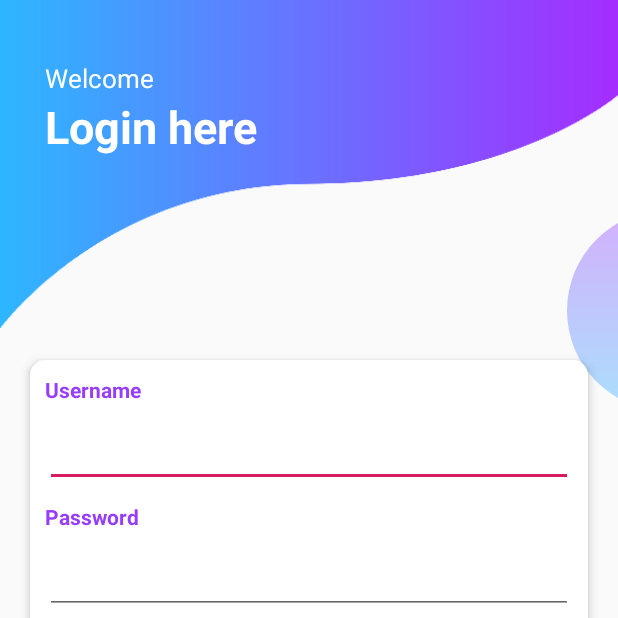
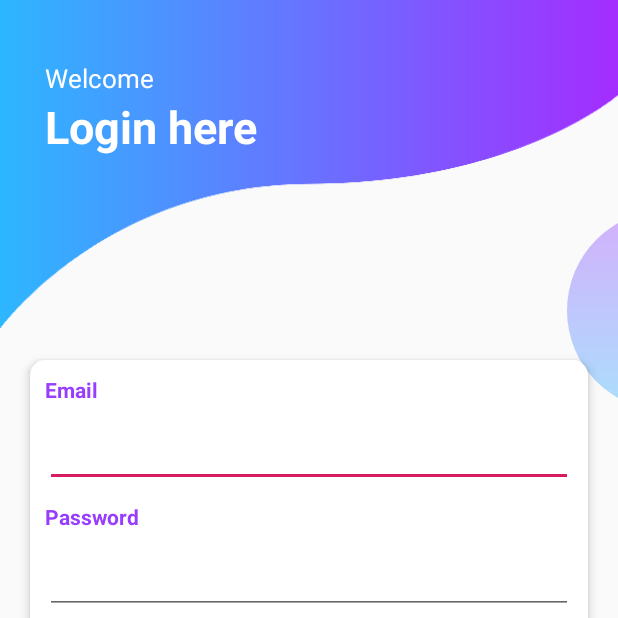
Before and after one commit to mummoorthi/Task-Kte-Telematices-, an Android app: the screen it shows after launch (LoginActivity), on a phone screen of 412 x 824 dp, the top half of it. Run offline under Robolectric (Android 15) with nearby library versions, the phone set to English and light mode, and no system bars; libraries missing offline, so code that uses them is left out: io.realm; 3 statements that could not run were skipped.

Commit message:
issue fixed

```diff
--- a/app/src/main/res/layout/activity_login.xml
+++ b/app/src/main/res/layout/activity_login.xml
@@ -105,7 +105,7 @@
                         android:layout_width="wrap_content"
                         android:layout_height="wrap_content"
                         android:layout_margin="10dp"
-                        android:text="Username"
+                        android:text="Email"
                         android:textColor="@color/colorPurple"
                         android:textSize="14sp"
                         android:textStyle="bold" />
@@ -116,7 +116,7 @@
                         android:layout_height="wrap_content"
                         android:layout_marginLeft="10dp"
                         android:layout_marginRight="10dp"
-                        android:inputType="text" />
+                        android:inputType="textEmailAddress" />
 
                     <TextView
                         android:layout_width="wrap_content"
```
